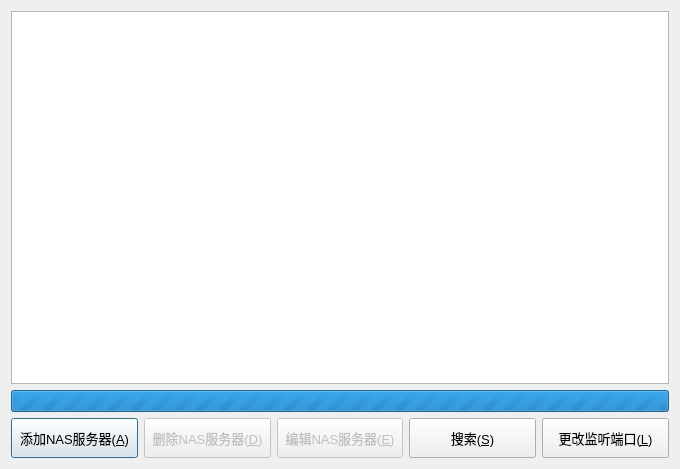
ProgramCX/FoxNAS, file src/LoginDialog.ui: the form before one commit.
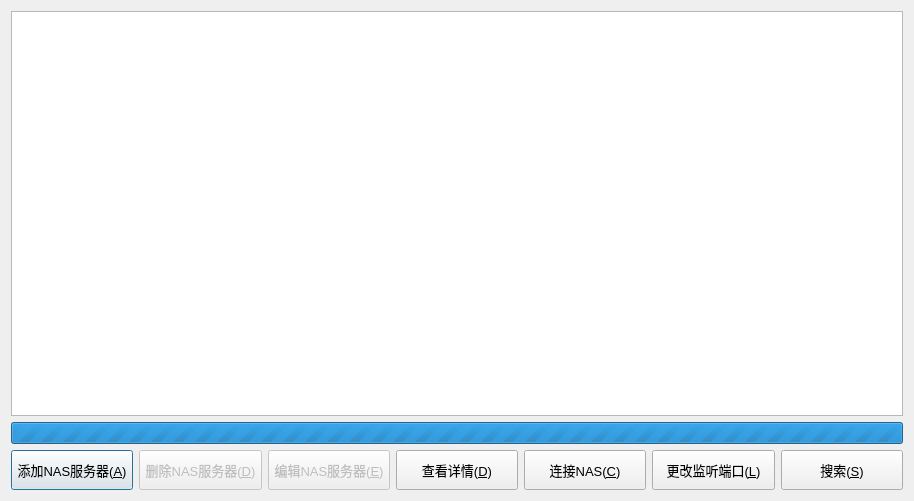
The form after the commit. Icons and pictures are not drawn.

Diff of the .ui file:
```diff
--- a/src/LoginDialog.ui
+++ b/src/LoginDialog.ui
@@ -6,13 +6,13 @@
    <rect>
     <x>0</x>
     <y>0</y>
-    <width>680</width>
-    <height>469</height>
+    <width>914</width>
+    <height>501</height>
    </rect>
   </property>
   <property name="minimumSize">
    <size>
-    <width>680</width>
+    <width>900</width>
     <height>409</height>
    </size>
   </property>
@@ -102,6 +102,69 @@
        </property>
       </widget>
      </item>
+     <item>
+      <widget class="QPushButton" name="btnDetail">
+       <property name="minimumSize">
+        <size>
+         <width>100</width>
+         <height>40</height>
+        </size>
+       </property>
+       <property name="font">
+        <font>
+         <pointsize>10</pointsize>
+        </font>
+       </property>
+       <property name="text">
+        <string>查看详情(&amp;D)</string>
+       </property>
+       <property name="checkable">
+        <bool>false</bool>
+       </property>
+      </widget>
+     </item>
+     <item>
+      <widget class="QPushButton" name="btnConnect">
+       <property name="minimumSize">
+        <size>
+         <width>100</width>
+         <height>40</height>
+        </size>
+       </property>
+       <property name="font">
+        <font>
+         <pointsize>10</pointsize>
+        </font>
+       </property>
+       <property name="text">
+        <string>连接NAS(&amp;C)</string>
+       </property>
+       <property name="checkable">
+        <bool>false</bool>
+       </property>
+      </widget>
+     </item>
+     <item>
+      <widget class="QPushButton" name="btnChangePort">
+       <property name="minimumSize">
+        <size>
+         <width>100</width>
+         <height>40</height>
+        </size>
+       </property>
+       <property name="font">
+        <font>
+         <pointsize>10</pointsize>
+        </font>
+       </property>
+       <property name="text">
+        <string>更改监听端口(&amp;L)</string>
+       </property>
+       <property name="checkable">
+        <bool>false</bool>
+       </property>
+      </widget>
+     </item>
      <item>
       <widget class="QPushButton" name="btnSearchServer">
        <property name="minimumSize">
@@ -123,27 +186,6 @@
        </property>
       </widget>
      </item>
-     <item>
-      <widget class="QPushButton" name="btnChangePort">
-       <property name="minimumSize">
-        <size>
-         <width>100</width>
-         <height>40</height>
-        </size>
-       </property>
-       <property name="font">
-        <font>
-         <pointsize>10</pointsize>
-        </font>
-       </property>
-       <property name="text">
-        <string>更改监听端口(&amp;L)</string>
-       </property>
-       <property name="checkable">
-        <bool>false</bool>
-       </property>
-      </widget>
-     </item>
     </layout>
    </item>
   </layout>
```
Left out of the diff: 8 changed lines with no effect on the pictures.
